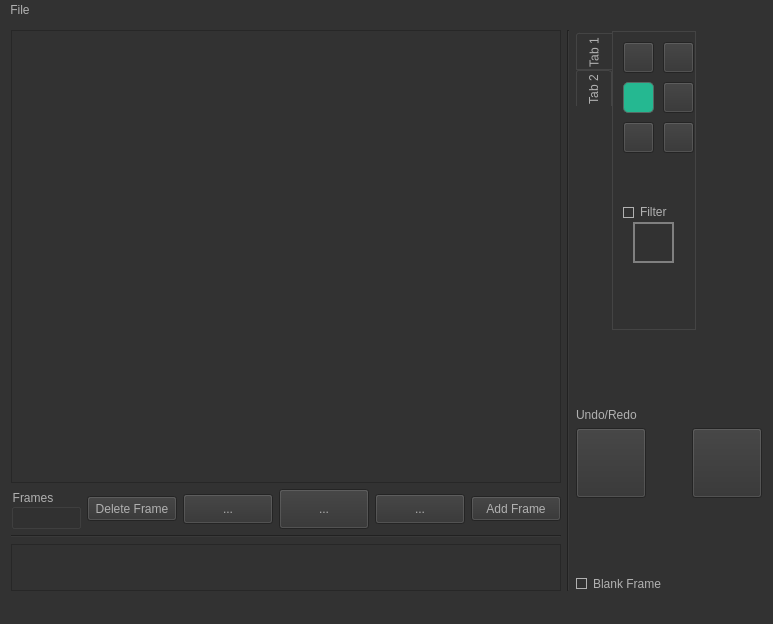
This is Sprite_Editor_Extreme/mainwindow.ui in jokthefoo/Sprite-Editor as Qt 5 draws it before an edit. The edited form follows.
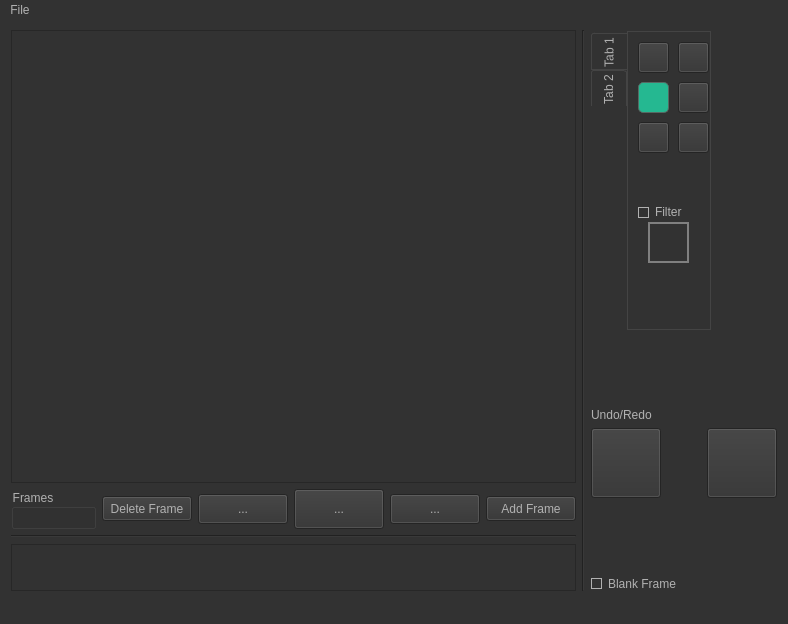
This is the edited form. Icons and pictures are not drawn. Custom widgets are drawn as their Qt base class.

```diff
--- a/Sprite_Editor_Extreme/mainwindow.ui
+++ b/Sprite_Editor_Extreme/mainwindow.ui
@@ -6,7 +6,7 @@
    <rect>
     <x>0</x>
     <y>0</y>
-    <width>744</width>
+    <width>788</width>
     <height>624</height>
    </rect>
   </property>
@@ -20,15 +20,7 @@
    <string>Sprite Editor eXtreme</string>
   </property>
   <property name="styleSheet">
-   <string notr="true">QToolTip
-{
-     border: 1px solid black;
-     background-color: #ffa02f;
-     padding: 1px;
-     border-radius: 3px;
-     opacity: 100;
-}
-
+   <string notr="true">
 QWidget
 {
     color: #b1b1b1;
@@ -614,7 +606,7 @@
           <rect>
            <x>0</x>
            <y>0</y>
-           <width>525</width>
+           <width>555</width>
            <height>45</height>
           </rect>
          </property>
@@ -1143,8 +1135,8 @@
     <rect>
      <x>0</x>
      <y>0</y>
-     <width>744</width>
-     <height>17</height>
+     <width>788</width>
+     <height>22</height>
     </rect>
    </property>
    <widget class="QMenu" name="menuFile">
```
